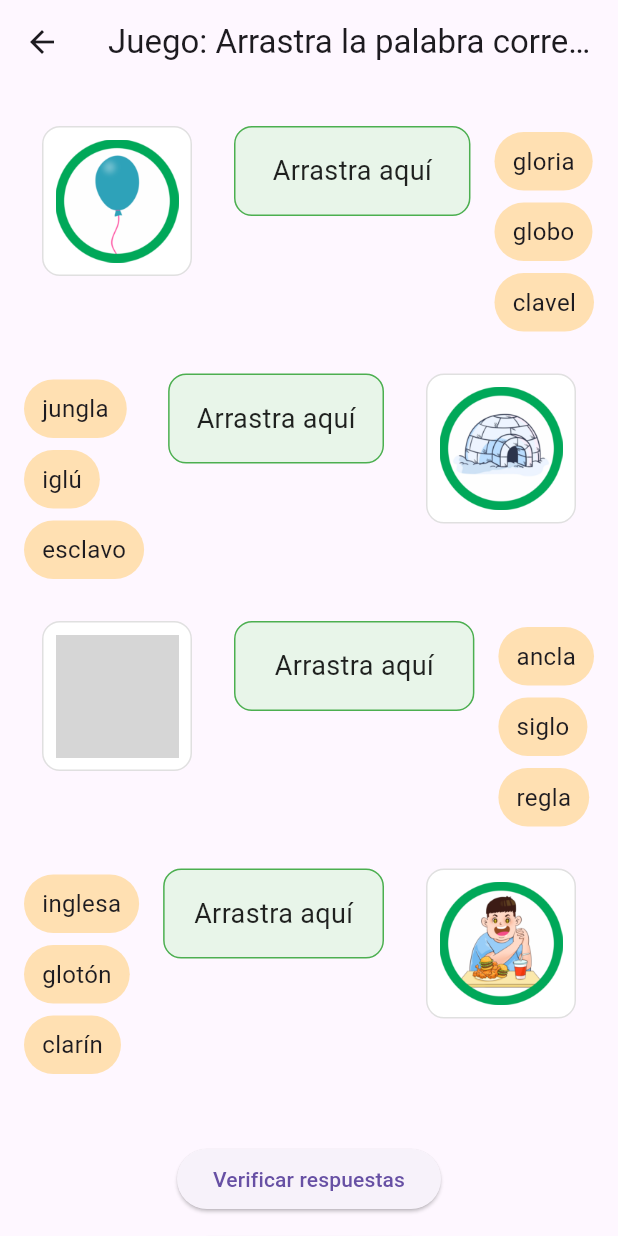
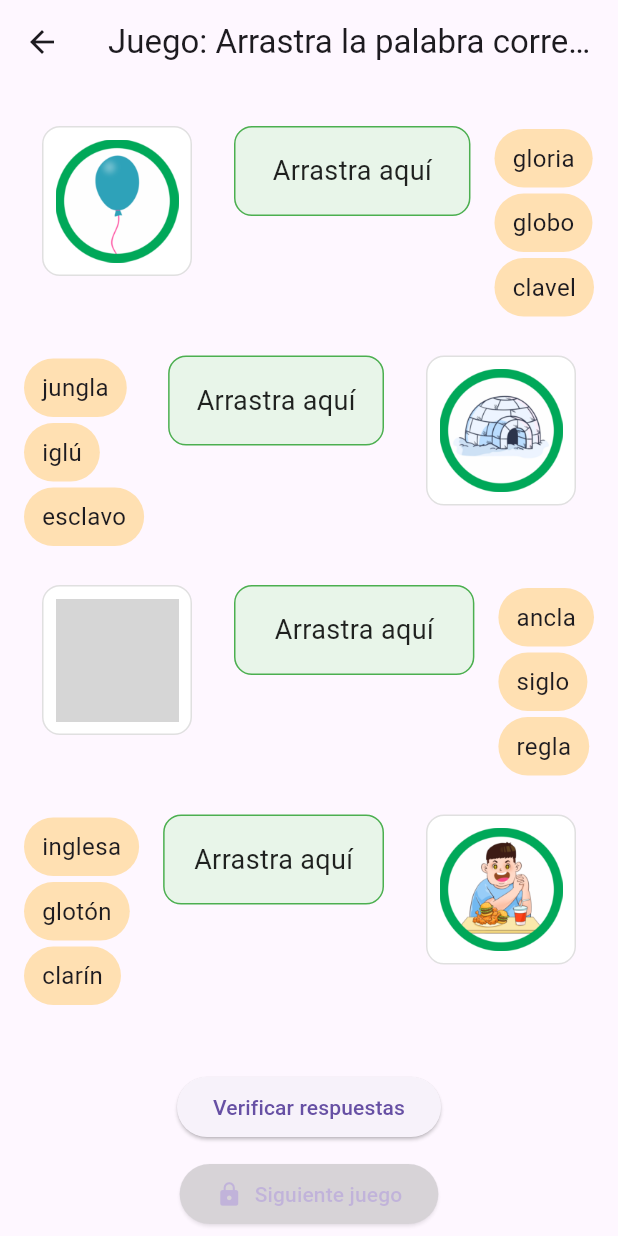
Before and after one commit to Marant7/proyectoMoviles, a Flutter app: the Juego_2 screen opened directly, on a phone screen of 412 x 824 dp. Run offline on Flutter 3.47's test engine with Material 3 defaults, Android fonts, the light colour scheme and no system bars; grey boxes are pictures that could not be loaded.

Commit message:
actualizado3

```diff
--- a/lib/games/juego_3.dart
+++ b/lib/games/juego_3.dart
@@ -174,7 +174,7 @@
               ),
               child: Text(
                 img.respuestaUsuario ?? 'Arrastra aquí',
-                style: TextStyle(fontSize: 16),
+                style: TextStyle(fontSize: 13),
               ),
             );
           },
--- a/lib/games/juego_4.dart
+++ b/lib/games/juego_4.dart
@@ -165,7 +165,7 @@
       children:
           options.map((word) {
             return Padding(
-              padding: const EdgeInsets.symmetric(vertical: 4.0),
+              padding: const EdgeInsets.symmetric(vertical: 2.0),
               child: Draggable<String>(
                 data: word,
                 feedback: Material(
--- a/lib/games/juego_5.dart
+++ b/lib/games/juego_5.dart
@@ -81,10 +81,12 @@
                     ),
                   ),
                   Expanded(
+                    child: Padding(
+                    padding: const EdgeInsets.only(left: 25), // Aumenta este valor si quieres más desplazamiento
                     child: Column(
                       children: opciones.map((op) {
                         return Padding(
-                          padding: const EdgeInsets.symmetric(vertical: 4),
+                          padding: const EdgeInsets.symmetric(vertical: 16),
                           child: Draggable<int>(
                             data: op['numero'],
                             feedback: Material(
@@ -100,6 +102,7 @@
                         );
                       }).toList(),
                     ),
+                  ),
                   ),
                   Expanded(
                     child: Column(
--- a/lib/main.dart
+++ b/lib/main.dart
@@ -1,10 +1,11 @@
 import 'package:flutter/material.dart';
+import 'package:flutter_jueguito/games/juego_3.dart';
 import 'package:flutter_jueguito/games/juego_5.dart';
 import 'package:flutter_jueguito/games/juego_4.dart';
 import 'package:flutter_jueguito/games/juego_6.dart';
 import 'package:flutter_jueguito/games/juego_7.dart';
 import 'package:flutter_jueguito/games/juego_7.dart';
-import 'package:flutter_jueguito/games/juego_9.dart';
+import 'package:flutter_jueguito/games/juego_9.dart' hide Juego_2;
 import 'package:flutter_jueguito/games/juego_10.dart';
 import 'package:flutter_jueguito/games/juego_2.dart';
 import 'games/juego_1.dart';
@@ -22,7 +23,7 @@
     return MaterialApp(
       title: 'Mis Juegos',
       debugShowCheckedModeBanner: false,
-      home: JuegoDragDrop2(),
+      home: JuegoArrastraNumero(),
     );
   }
 }
```
